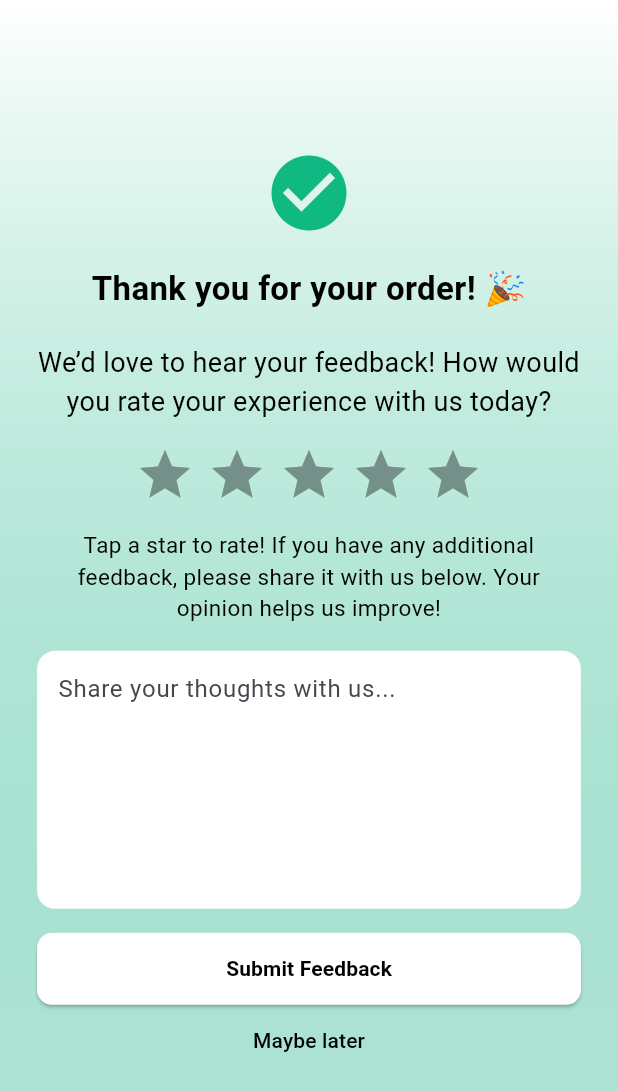
After one commit to Faridaessam1/eco, a Flutter app: the CustomerFeedbackScreen screen opened by its route, on a phone screen of 412 x 824 dp. The commit adds this screen. Shown: the top 1091 px of the screen. Run offline on Flutter 3.47's test engine with Material 3 defaults, Android fonts, the phone set to English and light mode, and no system bars; drawn by our look-alikes of flutter_rating_bar; our stand-ins replace animated_custom_dropdown, bot_toast, cloud_firestore, firebase_auth, firebase_core, flutter_easyloading and 3 more; accounts and stored records are empty; generated files the repository leaves out were written again.

Commit message:
finish feedback ui screen

```diff
--- a/lib/core/FirebaseServices/firebase_auth.dart
+++ b/lib/core/FirebaseServices/firebase_auth.dart
@@ -1,13 +1,10 @@
 import 'package:cloud_firestore/cloud_firestore.dart';
-import 'package:flutter/cupertino.dart';
 import 'package:flutter/material.dart';
 import 'package:flutter_easyloading/flutter_easyloading.dart';
 import 'package:firebase_auth/firebase_auth.dart';
 import 'package:google_sign_in/google_sign_in.dart';
 import '../../ui/auth/otp_screen.dart';
 import '../utils/snack_bar_services.dart';
-import 'package:flutter_facebook_auth/flutter_facebook_auth.dart';
-import 'package:firebase_auth/firebase_auth.dart';
 
 class FirebaseFunctions {
   static Future<bool> createAccount(String email, String password) async {
@@ -116,7 +113,10 @@ class FirebaseFunctions {
 
     await FirebaseAuth.instance.signInWithCredential(credential);
   }
-
+  static Future<void> logout() async{
+    await FirebaseAuth.instance.signOut();
+    await GoogleSignIn().signOut();
+  }
 
 
 
--- a/lib/core/routes/app_routes.dart
+++ b/lib/core/routes/app_routes.dart
@@ -2,6 +2,7 @@ import 'package:eco_eaters_app_3/core/routes/page_route_names.dart';
 import 'package:eco_eaters_app_3/ui/auth/otp_screen.dart';
 import 'package:eco_eaters_app_3/ui/auth/phone_login.dart';
 import 'package:eco_eaters_app_3/ui/auth/seller_sign_up_screen.dart';
+import 'package:eco_eaters_app_3/ui/customer/feedbackScreen/feedback.dart';
 import 'package:flutter/material.dart';
 import '../../ui/auth/login_screen.dart';
 import '../../ui/auth/customer_sign_up_screen.dart';
@@ -53,6 +54,12 @@ class AppRoutes {
           settings: settings,
         );
 
+      case PagesRouteName.customerFeedbackScreen:
+        return MaterialPageRoute(
+          builder: (context) => CustomerFeedbackScreen(),
+          settings: settings,
+        );
+
       // Routes from farida-feature
       case PagesRouteName.customerHomeLayout:
         return MaterialPageRoute(
--- a/lib/core/routes/page_route_names.dart
+++ b/lib/core/routes/page_route_names.dart
@@ -11,6 +11,7 @@ class PagesRouteName {
   static const String sellerHomeLayout = "sellerHomeLayout";
   static const String restaurantFoodItem = "restaurantFoodItem";
   static const String customerOrdersScreen = "customerOrdersScreen";
+  static const String customerFeedbackScreen = "customerFeedbackScreen";
 
 
 }
--- a/lib/ui/auth/user_type.dart
+++ b/lib/ui/auth/user_type.dart
@@ -78,7 +78,7 @@ class UserTypeScreen extends StatelessWidget {
                   ),
                 ],
               ),
-            ), // **Closed Padding correctly**
+            ),
 
             SizedBox(height: screenHeight * 0.05), // **Moved outside Padding**
 
--- /dev/null
+++ b/lib/ui/customer/feedbackScreen/feedback.dart
@@ -0,0 +1,137 @@
+import 'package:eco_eaters_app_3/core/constants/app_colors.dart';
+import 'package:flutter/material.dart';
+import 'package:flutter_rating_bar/flutter_rating_bar.dart';
+
+class CustomerFeedbackScreen extends StatefulWidget {
+  const CustomerFeedbackScreen({Key? key}) : super(key: key);
+
+  @override
+  State<CustomerFeedbackScreen> createState() => _CustomerFeedbackScreenState();
+}
+
+class _CustomerFeedbackScreenState extends State<CustomerFeedbackScreen> {
+  double _rating = 0;
+  final TextEditingController _feedbackController = TextEditingController();
+
+  @override
+  Widget build(BuildContext context) {
+    final screenHeight = MediaQuery.of(context).size.height;
+    final screenWidth = MediaQuery.of(context).size.width;
+
+    return Scaffold(
+      body: Container(
+        width: double.infinity,
+        height: double.infinity,
+        decoration:  BoxDecoration(
+          gradient: LinearGradient(
+            colors: [
+              AppColors.white,
+              AppColors.primaryColor.withOpacity(0.3),
+            ],
+            begin: Alignment.topCenter,
+            end: Alignment.bottomCenter,
+          ),
+        ),
+        child: SafeArea(
+          child: SingleChildScrollView(
+            padding: EdgeInsets.symmetric(
+              horizontal: screenWidth * 0.06,
+              vertical: screenHeight * 0.04,
+            ),
+            child: Column(
+              crossAxisAlignment: CrossAxisAlignment.center,
+              children: [
+                SizedBox(height: screenHeight * 0.08),
+                const Icon(Icons.check_circle, color: AppColors.primaryColor, size: 60),
+                const SizedBox(height: 18),
+                const Text(
+                  "Thank you for your order! 🎉",
+                  style: TextStyle(fontSize: 22, fontWeight: FontWeight.bold, color: AppColors.black),
+                  textAlign: TextAlign.center,
+                ),
+                const SizedBox(height: 20),
+                const Text(
+                  "We’d love to hear your feedback! How would you rate your experience with us today?",
+                  style: TextStyle(fontSize: 18, color: AppColors.black),
+                  textAlign: TextAlign.center,
+                ),
+                const SizedBox(height: 16),
+                RatingBar.builder(
+                  initialRating: 0,
+                  minRating: 1,
+                  direction: Axis.horizontal,
+                  allowHalfRating: true,
+                  itemCount: 5,
+                  itemPadding: const EdgeInsets.symmetric(horizontal: 4.0),
+                  itemBuilder: (context, _) => const Icon(Icons.star, color: Colors.amber),
+                  onRatingUpdate: (rating) {
+                    setState(() {
+                      _rating = rating;
+                    });
+                  },
+                ),
+                const SizedBox(height: 16),
+                const Text(
+                  "Tap a star to rate! If you have any additional feedback, please share it with us below. Your opinion helps us improve!",
+                  style: TextStyle(fontSize: 15, color: AppColors.black),
+                  textAlign: TextAlign.center,
+                ),
+                const SizedBox(height: 18),
+                Container(
+                  padding: const EdgeInsets.all(2),
+                  decoration: BoxDecoration(
+                    color: Colors.white,
+                    borderRadius: BorderRadius.circular(12),
+                  ),
+                  child: TextField(
+                    controller: _feedbackController,
+                    maxLines: 6,
+                    decoration: InputDecoration(
+                      hintText: "Share your thoughts with us...",
+                      border: InputBorder.none,
+                      contentPadding: const EdgeInsets.all(12),
+                    ),
+                  ),
+                ),
+                const SizedBox(height: 16),
+                ElevatedButton(
+                  onPressed: () {
+                    print("Rating: $_rating");
+                    print("Feedback: ${_feedbackController.text}");
+                  },
+                  style: ElevatedButton.styleFrom(
+                    backgroundColor: Colors.white,
+                    minimumSize: Size(screenWidth, 48),
+                    shape: RoundedRectangleBorder(
+                      borderRadius: BorderRadius.circular(10),
+                    ),
+                  ),
+                  child: Text(
+                    "Submit Feedback",
+                    style: TextStyle(
+                      color: AppColors.black,
+                      fontSize: 14,
+                      fontWeight: FontWeight.bold,
+                    ),
+                  ),
+                ),
+                TextButton(
+                  onPressed: () {
+                    Navigator.pop(context);
+                  },
+                  child: const Text(
+                    "Maybe later",
+                    style: TextStyle(
+                      color: AppColors.black,
+                      fontSize: 14,
+                    ),
+                  ),
+                ),
+              ],
+            ),
+          ),
+        ),
+      ),
+    );
+  }
+}
--- a/lib/ui/customer/profileTab/profile_tab.dart
+++ b/lib/ui/customer/profileTab/profile_tab.dart
@@ -140,7 +140,7 @@ class ProfileTab extends StatelessWidget{
                   Expanded(
                     child: CustomElevatedButton(
                       onPressed: (){
-                        FirebaseFunctions.logOut();
+                        FirebaseFunctions.logout();
                       },
                       text: "Logout",
                       buttonColor: AppColors.primaryColor,
--- a/lib/ui/seller/profile/seller_profile_view.dart
+++ b/lib/ui/seller/profile/seller_profile_view.dart
@@ -40,6 +40,7 @@ class _SellerProfileViewState extends State<SellerProfileView> {
   final TextEditingController _contactPersonController = TextEditingController();
   final TextEditingController _phoneController = TextEditingController();
   final TextEditingController _emailController = TextEditingController();
+  final TextEditingController _addressController = TextEditingController();
   final GlobalKey<FormState> _formKey = GlobalKey<FormState>();
 
   @override
@@ -434,7 +435,7 @@ class _SellerProfileViewState extends State<SellerProfileView> {
                   Expanded(
                     child: CustomElevatedButton(
                       onPressed: () async {
-                        await FirebaseFunctions.logOut();
+                        await FirebaseFunctions.logout();
                         Navigator.pushReplacementNamed(context,PagesRouteName.login);
                         },
                       text: "Logout",
--- a/pubspec.yaml
+++ b/pubspec.yaml
@@ -48,7 +48,8 @@ dependencies:
   firebase_auth: ^5.5.2
   google_sign_in: ^6.3.0
   cloud_firestore:
-  flutter_facebook_auth:
+  flutter_rating_bar:
+
 
 
 
```
Also changed, not shown: pubspec.lock, 5 other files.
